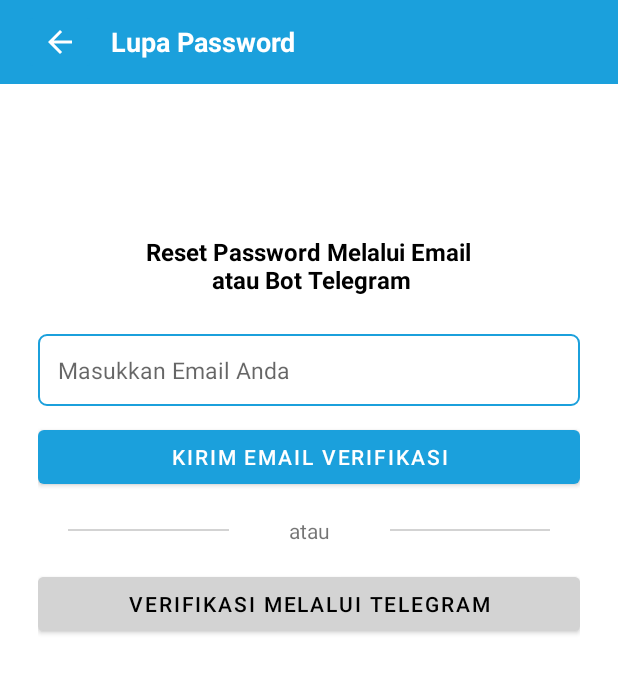
After one commit to TOPSUS/ESpeedBoat2, an Android app: the ForgotPasswordActivity screen opened directly, with no data from a screen before it, on a phone screen of 412 x 824 dp. The commit adds this screen. Shown: the top 673 px of the screen. Run offline under Robolectric (Android 15) with nearby library versions, the phone set to English and light mode, and no system bars; libraries missing offline, so code that uses them is left out: dev.shreyaspatil.

Commit message:
forgot password

```diff
--- a/app/src/main/AndroidManifest.xml
+++ b/app/src/main/AndroidManifest.xml
@@ -24,6 +24,7 @@
         <activity android:name=".EditProfileActivity" />
         <activity android:name=".LoginActivity" />
         <activity android:name=".MyProfileActivity"/>
+        <activity android:name=".ForgotPasswordActivity"/>
 
         <activity android:name=".SplashScreenActivity">
             <intent-filter>
--- /dev/null
+++ b/app/src/main/java/id/alin/espeedboat/ForgotPasswordActivity.java
@@ -0,0 +1,107 @@
+package id.alin.espeedboat;
+
+import androidx.appcompat.app.AppCompatActivity;
+import dev.shreyaspatil.MaterialDialog.AbstractDialog;
+import dev.shreyaspatil.MaterialDialog.MaterialDialog;
+import dev.shreyaspatil.MaterialDialog.interfaces.DialogInterface;
+
+import android.content.Intent;
+import android.net.Uri;
+import android.os.Bundle;
+import android.view.View;
+import android.widget.Button;
+import android.widget.EditText;
+import android.widget.ImageButton;
+import android.widget.Toast;
+
+public class ForgotPasswordActivity extends AppCompatActivity {
+
+    Button btnTele, btnEmail;
+    EditText email;
+    ImageButton btnBack;
+    @Override
+    protected void onCreate(Bundle savedInstanceState) {
+        super.onCreate(savedInstanceState);
+        setContentView(R.layout.activity_forgot_password);
+
+        init();
+        eventListener();
+    }
+
+    private void init(){
+        email = (EditText) findViewById(R.id.editTextEmailLupaPassword);
+        btnEmail = (Button) findViewById(R.id.btnEmailLupaPassword);
+        btnTele = (Button) findViewById(R.id.btnTelegramLupaPassword);
+        btnBack = (ImageButton) findViewById(R.id.backButton);
+    }
+
+    private void eventListener(){
+        btnTele.setOnClickListener(new View.OnClickListener() {
+            @Override
+            public void onClick(View v) {
+                try {
+                    Intent telegram = new Intent(Intent.ACTION_VIEW, Uri.parse("https://t.me/sistem_speedboat_bot"));
+                    startActivity(telegram);
+                } catch (Exception e) {
+                    Toast.makeText(ForgotPasswordActivity.this, "Aplikasi Telegram Tidak Terpasang!", Toast.LENGTH_LONG).show();
+                }
+            }
+        });
+
+        btnEmail.setOnClickListener(new View.OnClickListener() {
+            @Override
+            public void onClick(View v) {
+                if(validate()){
+                    emailVerifSuccess();
+                }
+            }
+        });
+
+        btnBack.setOnClickListener(new View.OnClickListener() {
+            @Override
+            public void onClick(View v) {
+                onBackPressed();
+            }
+        });
+    }
+
+
+    //MODAL EMAIL VERIF
+    private void emailVerifSuccess(){
+        MaterialDialog mDialog = new MaterialDialog.Builder(this)
+                .setTitle("Email Verifikasi Terkirim")
+                .setMessage("Silahkan meng-klik link pada email untuk mengubah password")
+                .setCancelable(false)
+                .setAnimation(R.raw.animation_boat_2)
+                .setPositiveButton("Ok", new MaterialDialog.OnClickListener() {
+                    @Override
+                    public void onClick(DialogInterface dialogInterface, int which) {
+                        dialogInterface.dismiss();
+                        ForgotPasswordActivity.this.finish();
+                    }
+                })
+                .setNegativeButton("Close", new AbstractDialog.OnClickListener() {
+                    @Override
+                    public void onClick(DialogInterface dialogInterface, int which) {
+                        dialogInterface.dismiss();
+                    }
+                })
+                .build();
+
+        // Show Dialog
+        mDialog.show();
+    }
+
+    //VALIDATE EMAIL USER
+    private boolean validate(){
+        if(email.getText().toString().isEmpty()){
+            email.setError("Mohon Masukkan Email Anda");
+            return false;
+        }
+        if(email.getText().toString().length() < 3){
+            email.setError("Mohon Masukkan Email dengan Benar");
+            return false;
+        }
+        return true;
+    }
+}
--- /dev/null
+++ b/app/src/main/res/drawable/edittext_bg.xml
@@ -0,0 +1,17 @@
+<?xml version="1.0" encoding="utf-8"?>
+<selector xmlns:android="http://schemas.android.com/apk/res/android">
+    <item>
+        <shape android:shape="rectangle">
+            <solid android:color="@android:color/transparent"/>
+            <stroke android:width="1dp" android:color="@color/Blue_primary"/>
+            <corners android:radius="5dp"/>
+            <!-- You can create different radius for different corners -->
+            <!--corners
+                android:topLeftRadius="5dp"
+                android:topRightRadius="5dp"
+                android:bottomLeftRadius="5dp"
+                android:bottomRightRadius="5dp"
+                /-->
+        </shape>
+    </item>
+</selector>
--- /dev/null
+++ b/app/src/main/res/layout/activity_forgot_password.xml
@@ -0,0 +1,205 @@
+<?xml version="1.0" encoding="utf-8"?>
+<LinearLayout
+    xmlns:android="http://schemas.android.com/apk/res/android"
+    xmlns:app="http://schemas.android.com/apk/res-auto"
+    xmlns:tools="http://schemas.android.com/tools"
+    android:layout_width="match_parent"
+    android:layout_height="match_parent"
+    tools:context=".ForgotPasswordActivity">
+
+    <LinearLayout
+        android:layout_width="match_parent"
+        android:layout_height="match_parent"
+        android:orientation="vertical">
+
+        <LinearLayout
+            android:layout_width="match_parent"
+            android:layout_height="wrap_content">
+            <!--HEADER-->
+            <com.google.android.material.appbar.AppBarLayout
+                android:id="@+id/BarLayoutMainActivity"
+                android:layout_width="match_parent"
+                android:layout_height="wrap_content"
+
+                android:theme="@style/Theme.ESpeedBoat">
+
+                <androidx.appcompat.widget.Toolbar
+                    android:id="@+id/toolbar"
+                    android:layout_width="match_parent"
+                    android:layout_height="wrap_content"
+                    android:background="?attr/colorPrimary"
+                    app:popupTheme="@style/Theme.ESpeedBoat">
+
+                    <LinearLayout
+                        android:layout_width="match_parent"
+                        android:layout_height="wrap_content"
+                        android:orientation="horizontal">
+
+                        <LinearLayout
+                            android:layout_width="wrap_content"
+                            android:layout_height="wrap_content"
+                            android:orientation="horizontal"
+                            tools:ignore="RtlSymmetry">
+
+                            <ImageButton
+                                android:id="@+id/backButton"
+                                android:layout_width="wrap_content"
+                                android:layout_height="wrap_content"
+                                android:src="@drawable/ic_back"
+                                android:backgroundTint="@color/Blue_primary" />
+                        </LinearLayout>
+
+                        <LinearLayout
+                            android:layout_width="wrap_content"
+                            android:layout_height="match_parent"
+                            android:paddingLeft="10dp"
+                            >
+                            <TextView
+                                android:layout_width="wrap_content"
+                                android:layout_height="wrap_content"
+                                android:text="Lupa Password"
+                                android:textSize="18dp"
+                                android:layout_gravity="center_vertical"
+                                android:textColor="@color/white"
+                                android:textStyle="bold"/>
+                        </LinearLayout>
+
+                    </LinearLayout>
+
+                </androidx.appcompat.widget.Toolbar>
+
+            </com.google.android.material.appbar.AppBarLayout>
+        </LinearLayout>
+
+        <LinearLayout
+            android:layout_width="match_parent"
+            android:layout_height="match_parent"
+            android:orientation="vertical">
+            <LinearLayout
+                android:layout_width="match_parent"
+                android:layout_height="wrap_content"
+                android:orientation="horizontal"
+                android:paddingTop="85dp">
+
+                <LinearLayout
+                    android:layout_width="match_parent"
+                    android:layout_height="wrap_content"
+                    android:paddingTop="15dp"
+                    android:gravity="center">
+
+                    <TextView
+                        android:gravity="center"
+                        android:layout_width="wrap_content"
+                        android:layout_height="wrap_content"
+                        android:textStyle="bold"
+                        android:textColor="@color/black"
+                        android:textSize="16dp"
+                        android:text="Reset Password Melalui Email\n atau Bot Telegram"/>
+                </LinearLayout>
+            </LinearLayout>
+
+            <LinearLayout
+                android:layout_width="match_parent"
+                android:layout_height="wrap_content"
+                android:orientation="vertical">
+
+                <!--INI EDIT TEXT EMAIL-->
+                <LinearLayout
+                    android:layout_width="match_parent"
+                    android:layout_height="wrap_content"
+                    android:paddingLeft="25dp"
+                    android:paddingRight="25dp"
+                    android:paddingTop="25dp"
+                    android:paddingBottom="10dp">
+                    <EditText
+                        android:id="@+id/editTextEmailLupaPassword"
+                        android:padding="13dp"
+                        android:layout_width="match_parent"
+                        android:layout_height="wrap_content"
+                        android:background="@drawable/edittext_bg"
+                        android:hint="Masukkan Email Anda"
+                        android:textSize="15dp"
+                        android:inputType="textEmailAddress"/>
+                </LinearLayout>
+
+                <!--INI BUTTON EMAIL-->
+                <LinearLayout
+                    android:layout_width="match_parent"
+                    android:layout_height="wrap_content"
+                    android:paddingLeft="25dp"
+                    android:paddingRight="25dp">
+                    <Button
+                        android:id="@+id/btnEmailLupaPassword"
+                        android:layout_width="match_parent"
+                        android:layout_height="wrap_content"
+                        android:text="Kirim Email Verifikasi" />
+                </LinearLayout>
+
+
+                <!--INI DIVIDER-->
+                <LinearLayout
+                    android:layout_width="match_parent"
+                    android:layout_height="wrap_content"
+                    android:orientation="horizontal"
+                    android:paddingTop="15dp"
+                    android:paddingLeft="45dp"
+                    android:paddingRight="45dp">
+                    <LinearLayout
+                        android:layout_width="match_parent"
+                        android:layout_height="match_parent"
+                        android:layout_weight="1"
+                        android:orientation="vertical"
+                        android:gravity="center">
+                        <View
+                            android:layout_width="wrap_content"
+                            android:layout_height="1dp"
+                            android:background="@color/lightgrey" />
+                    </LinearLayout>
+                    <LinearLayout
+                        android:layout_width="match_parent"
+                        android:layout_weight="1"
+                        android:layout_height="wrap_content"
+                        android:gravity="center">
+                        <TextView
+                            android:layout_width="wrap_content"
+                            android:layout_height="wrap_content"
+                            android:text="atau"
+                            android:gravity="center"/>
+                    </LinearLayout>
+                    <LinearLayout
+                        android:layout_width="match_parent"
+                        android:layout_height="match_parent"
+                        android:layout_weight="1"
+                        android:orientation="vertical"
+                        android:gravity="center">>
+                        <View
+                            android:layout_width="wrap_content"
+                            android:layout_height="1dp"
+                            android:background="@color/lightgrey" />
+                    </LinearLayout>
+                </LinearLayout>
+
+                <!--INI BUTTON TELEGRAM-->
+                <LinearLayout
+                    android:layout_width="match_parent"
+                    android:layout_height="wrap_content">
+
+                    <LinearLayout
+                        android:layout_width="match_parent"
+                        android:layout_height="wrap_content"
+                        android:paddingLeft="25dp"
+                        android:paddingTop="15dp"
+                        android:paddingRight="25dp">
+                        <Button
+                            android:id="@+id/btnTelegramLupaPassword"
+                            android:layout_width="match_parent"
+                            android:layout_height="wrap_content"
+                            android:backgroundTint="@color/lightgrey"
+                            android:textColor="@color/black"
+                            android:text="Verifikasi Melalui Telegram" />
+                    </LinearLayout>
+                </LinearLayout>
+            </LinearLayout>
+        </LinearLayout>
+    </LinearLayout>
+</LinearLayout>
--- a/app/src/main/res/layout/fragment_profile.xml
+++ b/app/src/main/res/layout/fragment_profile.xml
@@ -61,7 +61,7 @@
                             app:layout_constraintTop_toTopOf="@+id/fotoAccount" />
 
                         <TextView
-                            android:id="@+id/emailUser"
+                            android:id="@+id/emailAccount"
                             android:layout_width="wrap_content"
                             android:layout_height="wrap_content"
                             android:layout_marginTop="8dp"
@@ -78,8 +78,8 @@
                             android:textColor="#2B9FDC"
                             android:textStyle="bold"
                             android:textSize="12sp"
-                            app:layout_constraintStart_toStartOf="@+id/emailUser"
-                            app:layout_constraintTop_toBottomOf="@+id/emailUser" />
+                            app:layout_constraintStart_toStartOf="@+id/emailAccount"
+                            app:layout_constraintTop_toBottomOf="@+id/emailAccount" />
 
                     </androidx.constraintlayout.widget.ConstraintLayout>
 
```
Also changed, not shown: app/src/main/java/id/alin/espeedboat/LoginActivity.java (+9 -0 lines), app/src/main/java/id/alin/espeedboat/MyFragment/MainActivityFragment/ProfileFragment.java (+57 -18 lines), app/src/main/java/id/alin/espeedboat/MyProfileActivity.java (+28 -18 lines).
